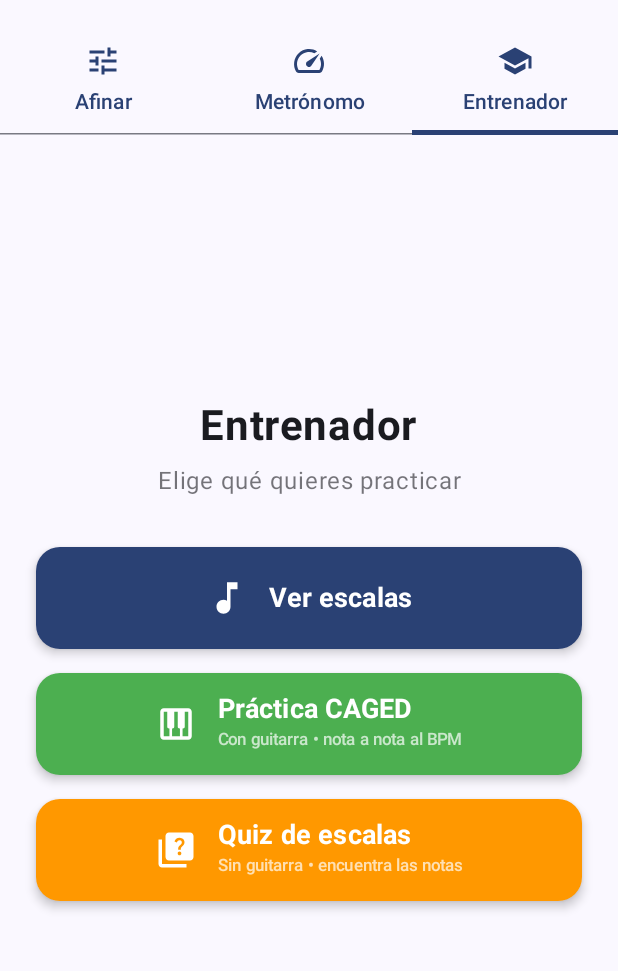
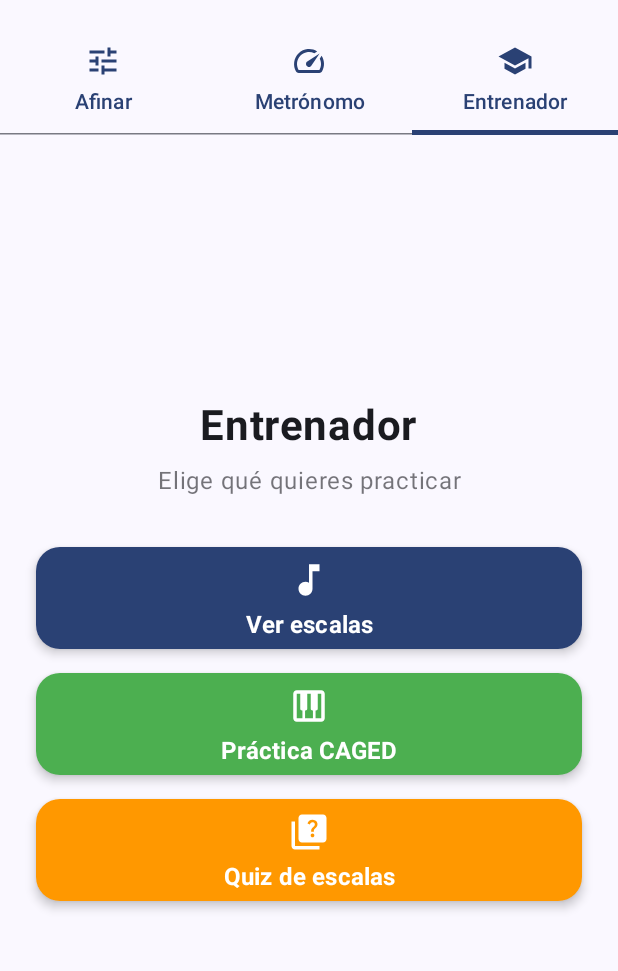
Before and after one commit to Caminerin/guitar-trainer, an Android app built with Jetpack Compose: the screen it shows after launch (MainActivity), tab 3 chosen, on a phone screen of 412 x 824 dp, the part 69-1040 px from its top. Run offline under Robolectric (Android 15) with nearby library versions, the phone set to English and light mode, and no system bars.

Commit message:
fix: string order, metronome tick, landscape layouts
- Flip string order: 1st string (E4) on top, 6th string (E2) on bottom
  across all 3 fretboard screens (scale view, CAGED practice, quiz)
- Add metronome tick sound to CAGED practice (TickPlayer with AudioTrack)
- TrainerMode: landscape layout with 3 side-by-side buttons
- Tuner landscape: constrain gauge height to 120dp, add scroll to prevent
  gauge from overlapping the menu bar

Co-Authored-By: Caminero García Carlos <carlos.caminero@gruposantander.com>

```diff
--- a/app/src/main/java/com/caminerin/guitartrainer/ui/ScaleQuizScreen.kt
+++ b/app/src/main/java/com/caminerin/guitartrainer/ui/ScaleQuizScreen.kt
@@ -372,7 +372,7 @@ private fun DrawScope.drawQuizFretboard(
 
     // Strings
     for (s in 0 until 6) {
-        val y = fbTop + stringSpacing * (s + 1)
+        val y = fbTop + stringSpacing * (6 - s)
         drawLine(STRING_COLORS_Q[s], Offset(nutX, y), Offset(size.width, y), strokeWidth = STRING_WIDTHS_Q[s])
     }
 
@@ -385,7 +385,7 @@ private fun DrawScope.drawQuizFretboard(
         isAntiAlias = true
     }
     for (s in 0 until 6) {
-        val y = fbTop + stringSpacing * (s + 1)
+        val y = fbTop + stringSpacing * (6 - s)
         drawContext.canvas.nativeCanvas.drawText(OPEN_STRING_NAMES[s], nutX * 0.5f, y + 12f, openPaint)
     }
 
@@ -401,7 +401,7 @@ private fun DrawScope.drawQuizFretboard(
     // Hit targets and revealed notes
     for (s in 0 until 6) {
         val openNote = STANDARD_TUNING_MIDI[s]
-        val y = fbTop + stringSpacing * (s + 1)
+        val y = fbTop + stringSpacing * (6 - s)
 
         for (fret in 0..maxFret) {
             val noteIdx = (openNote + fret) % 12
--- a/app/src/main/java/com/caminerin/guitartrainer/ui/TrainerMode.kt
+++ b/app/src/main/java/com/caminerin/guitartrainer/ui/TrainerMode.kt
@@ -1,14 +1,20 @@
 package com.caminerin.guitartrainer.ui
 
+import android.content.res.Configuration
 import androidx.compose.foundation.layout.Arrangement
 import androidx.compose.foundation.layout.Column
+import androidx.compose.foundation.layout.Row
 import androidx.compose.foundation.layout.Spacer
+import androidx.compose.foundation.layout.fillMaxHeight
 import androidx.compose.foundation.layout.fillMaxSize
 import androidx.compose.foundation.layout.fillMaxWidth
 import androidx.compose.foundation.layout.height
 import androidx.compose.foundation.layout.padding
 import androidx.compose.foundation.layout.size
+import androidx.compose.foundation.layout.width
+import androidx.compose.foundation.rememberScrollState
 import androidx.compose.foundation.shape.RoundedCornerShape
+import androidx.compose.foundation.verticalScroll
 import androidx.compose.material.icons.Icons
 import androidx.compose.material.icons.filled.MusicNote
 import androidx.compose.material.icons.filled.Piano
@@ -22,6 +28,8 @@ import androidx.compose.runtime.Composable
 import androidx.compose.ui.Alignment
 import androidx.compose.ui.Modifier
 import androidx.compose.ui.graphics.Color
+import androidx.compose.ui.graphics.vector.ImageVector
+import androidx.compose.ui.platform.LocalConfiguration
 import androidx.compose.ui.text.font.FontWeight
 import androidx.compose.ui.text.style.TextAlign
 import androidx.compose.ui.unit.dp
@@ -34,9 +42,47 @@ fun TrainerMode(
     onOpenQuiz: () -> Unit,
     modifier: Modifier = Modifier
 ) {
+    val configuration = LocalConfiguration.current
+    val isLandscape = configuration.orientation == Configuration.ORIENTATION_LANDSCAPE
+
+    if (isLandscape) {
+        Row(
+            modifier = modifier
+                .fillMaxSize()
+                .padding(horizontal = 16.dp, vertical = 8.dp),
+            horizontalArrangement = Arrangement.spacedBy(12.dp, Alignment.CenterHorizontally),
+            verticalAlignment = Alignment.CenterVertically
+        ) {
+            TrainerButton(
+                onClick = onOpenScales,
+                icon = Icons.Default.MusicNote,
+                title = "Ver escalas",
+                subtitle = null,
+                color = MaterialTheme.colorScheme.primary,
+                modifier = Modifier.weight(1f).fillMaxHeight()
+            )
+            TrainerButton(
+                onClick = onOpenCagedPractice,
+                icon = Icons.Default.Piano,
+                title = "Pr\u00e1ctica CAGED",
+                subtitle = "Con guitarra \u2022 nota a nota",
+                color = Color(0xFF4CAF50),
+                modifier = Modifier.weight(1f).fillMaxHeight()
+            )
+            TrainerButton(
+                onClick = onOpenQuiz,
+                icon = Icons.Default.Quiz,
+                title = "Quiz de escalas",
+                subtitle = "Sin guitarra \u2022 encuentra notas",
+                color = Color(0xFFFF9800),
+                modifier = Modifier.weight(1f).fillMaxHeight()
+            )
+        }
+    } else {
         Column(
             modifier = modifier
                 .fillMaxSize()
+                .verticalScroll(rememberScrollState())
                 .padding(24.dp),
             horizontalAlignment = Alignment.CenterHorizontally,
             verticalArrangement = Arrangement.Center
@@ -47,64 +93,67 @@ fun TrainerMode(
                 fontWeight = FontWeight.Bold,
                 color = MaterialTheme.colorScheme.onBackground
             )
-
             Spacer(modifier = Modifier.height(8.dp))
-
             Text(
                 text = "Elige qu\u00e9 quieres practicar",
                 fontSize = 16.sp,
                 color = MaterialTheme.colorScheme.onBackground.copy(alpha = 0.6f),
                 textAlign = TextAlign.Center
             )
-
             Spacer(modifier = Modifier.height(32.dp))
 
-        // View scales
-        Button(
+            TrainerButton(
                 onClick = onOpenScales,
-            modifier = Modifier.fillMaxWidth().height(68.dp),
-            shape = RoundedCornerShape(16.dp),
-            colors = ButtonDefaults.buttonColors(containerColor = MaterialTheme.colorScheme.primary),
-            elevation = ButtonDefaults.buttonElevation(defaultElevation = 4.dp, pressedElevation = 8.dp)
-        ) {
-            Icon(Icons.Default.MusicNote, null, modifier = Modifier.size(28.dp))
-            Spacer(modifier = Modifier.size(14.dp))
-            Text("Ver escalas", fontSize = 18.sp, fontWeight = FontWeight.Bold)
+                icon = Icons.Default.MusicNote,
+                title = "Ver escalas",
+                subtitle = null,
+                color = MaterialTheme.colorScheme.primary,
+                modifier = Modifier.fillMaxWidth().height(68.dp)
+            )
+            Spacer(modifier = Modifier.height(16.dp))
+            TrainerButton(
+                onClick = onOpenCagedPractice,
+                icon = Icons.Default.Piano,
+                title = "Pr\u00e1ctica CAGED",
+                subtitle = "Con guitarra \u2022 nota a nota al BPM",
+                color = Color(0xFF4CAF50),
+                modifier = Modifier.fillMaxWidth().height(68.dp)
+            )
+            Spacer(modifier = Modifier.height(16.dp))
+            TrainerButton(
+                onClick = onOpenQuiz,
+                icon = Icons.Default.Quiz,
+                title = "Quiz de escalas",
+                subtitle = "Sin guitarra \u2022 encuentra las notas",
+                color = Color(0xFFFF9800),
+                modifier = Modifier.fillMaxWidth().height(68.dp)
+            )
         }
-
-        Spacer(modifier = Modifier.height(16.dp))
-
-        // CAGED practice with guitar
-        Button(
-            onClick = onOpenCagedPractice,
-            modifier = Modifier.fillMaxWidth().height(68.dp),
-            shape = RoundedCornerShape(16.dp),
-            colors = ButtonDefaults.buttonColors(containerColor = Color(0xFF4CAF50)),
-            elevation = ButtonDefaults.buttonElevation(defaultElevation = 4.dp, pressedElevation = 8.dp)
-        ) {
-            Icon(Icons.Default.Piano, null, modifier = Modifier.size(28.dp))
-            Spacer(modifier = Modifier.size(14.dp))
-            Column {
-                Text("Pr\u00e1ctica CAGED", fontSize = 18.sp, fontWeight = FontWeight.Bold)
-                Text("Con guitarra \u2022 nota a nota al BPM", fontSize = 11.sp, color = Color.White.copy(alpha = 0.7f))
     }
 }
 
-        Spacer(modifier = Modifier.height(16.dp))
-
-        // Quiz mode without guitar
+@Composable
+private fun TrainerButton(
+    onClick: () -> Unit,
+    icon: ImageVector,
+    title: String,
+    subtitle: String?,
+    color: Color,
+    modifier: Modifier = Modifier
+) {
     Button(
-            onClick = onOpenQuiz,
-            modifier = Modifier.fillMaxWidth().height(68.dp),
+        onClick = onClick,
+        modifier = modifier,
         shape = RoundedCornerShape(16.dp),
-            colors = ButtonDefaults.buttonColors(containerColor = Color(0xFFFF9800)),
+        colors = ButtonDefaults.buttonColors(containerColor = color),
         elevation = ButtonDefaults.buttonElevation(defaultElevation = 4.dp, pressedElevation = 8.dp)
     ) {
-            Icon(Icons.Default.Quiz, null, modifier = Modifier.size(28.dp))
-            Spacer(modifier = Modifier.size(14.dp))
-            Column {
-                Text("Quiz de escalas", fontSize = 18.sp, fontWeight = FontWeight.Bold)
-                Text("Sin guitarra \u2022 encuentra las notas", fontSize = 11.sp, color = Color.White.copy(alpha = 0.7f))
+        Column(horizontalAlignment = Alignment.CenterHorizontally) {
+            Icon(icon, null, modifier = Modifier.size(28.dp))
+            Spacer(modifier = Modifier.height(6.dp))
+            Text(title, fontSize = 16.sp, fontWeight = FontWeight.Bold, textAlign = TextAlign.Center)
+            if (subtitle != null) {
+                Text(subtitle, fontSize = 10.sp, color = Color.White.copy(alpha = 0.7f), textAlign = TextAlign.Center)
             }
         }
     }
```
Also changed, not shown: app/src/main/java/com/caminerin/guitartrainer/audio/TickPlayer.kt (added, +70 -0 lines), app/src/main/java/com/caminerin/guitartrainer/ui/CagedPracticeScreen.kt (+13 -5 lines), app/src/main/java/com/caminerin/guitartrainer/ui/ScaleFretboardScreen.kt (+4 -4 lines), app/src/main/java/com/caminerin/guitartrainer/ui/TunerMode.kt (+8 -7 lines). Lines whose indentation alone changed are shown as unchanged.
